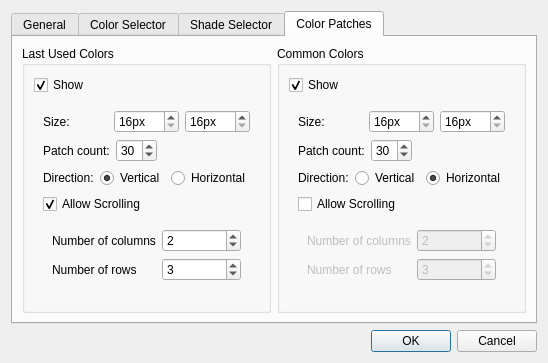
Qt form krita/plugins/extensions/dockers/colorselectorng/wdg_color_selector_settings.ui (KDE/krita) before a commit.
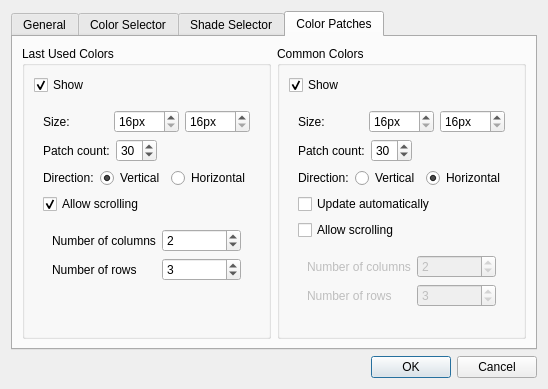
The same form after that commit. The open tabs and pages were chosen to show the change. Custom widgets are drawn as their Qt base class.

Commit message: saving and loading of the settings to kritarc

What changed in the file:
```diff
--- a/krita/plugins/extensions/dockers/colorselectorng/wdg_color_selector_settings.ui
+++ b/krita/plugins/extensions/dockers/colorselectorng/wdg_color_selector_settings.ui
@@ -7,7 +7,7 @@
     <x>0</x>
     <y>0</y>
     <width>514</width>
-    <height>330</height>
+    <height>357</height>
    </rect>
   </property>
   <property name="windowTitle">
@@ -414,7 +414,7 @@
              <item>
               <widget class="QCheckBox" name="lastUsedColorsAllowScrolling">
                <property name="text">
-                <string>Allow Scrolling</string>
+                <string>Allow scrolling</string>
                </property>
                <property name="checked">
                 <bool>true</bool>
@@ -610,10 +610,17 @@
                </item>
               </layout>
              </item>
+             <item>
+              <widget class="QCheckBox" name="commonColorsAutoUpdate">
+               <property name="text">
+                <string>Update automatically</string>
+               </property>
+              </widget>
+             </item>
              <item>
               <widget class="QCheckBox" name="commonColorsAllowScrolling">
                <property name="text">
-                <string>Allow Scrolling</string>
+                <string>Allow scrolling</string>
                </property>
               </widget>
              </item>
```
Left out of the diff: 18 changed lines with no effect on the pictures. The commit also changes 4 other files.
